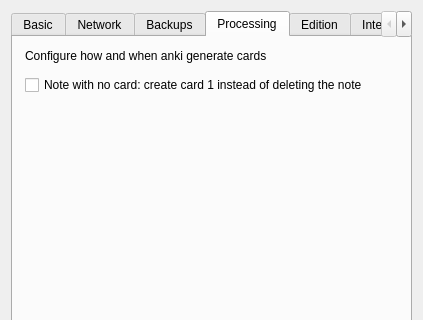
Qt form designer/preferences.ui (lovac42/anki) before a commit; both pictures show x 0 to 423 and y 0 to 320 of the 423 by 525 pixel window.
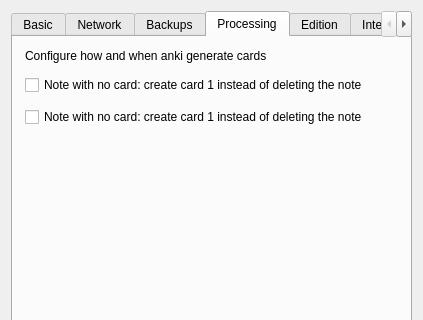
The same form after that commit. The open tabs and pages were chosen to show the change.

Commit message: Have a readable «empty cards» message

What changed in the file:
```diff
--- a/designer/preferences.ui
+++ b/designer/preferences.ui
@@ -466,6 +466,13 @@
          </property>
         </widget>
        </item>
+       <item>
+        <widget class="QCheckBox" name="noteWithoutCard">
+         <property name="text">
+          <string>Note with no card: create card 1 instead of deleting the note</string>
+         </property>
+        </widget>
+       </item>
        <item>
         <spacer name="verticalSpacer">
          <property name="orientation">
```
The commit also changes 9 other files.
